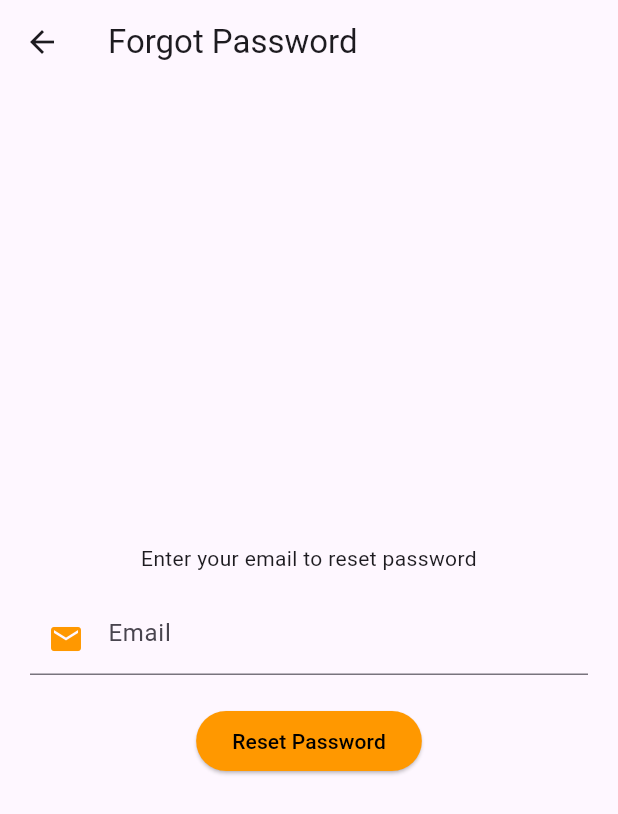
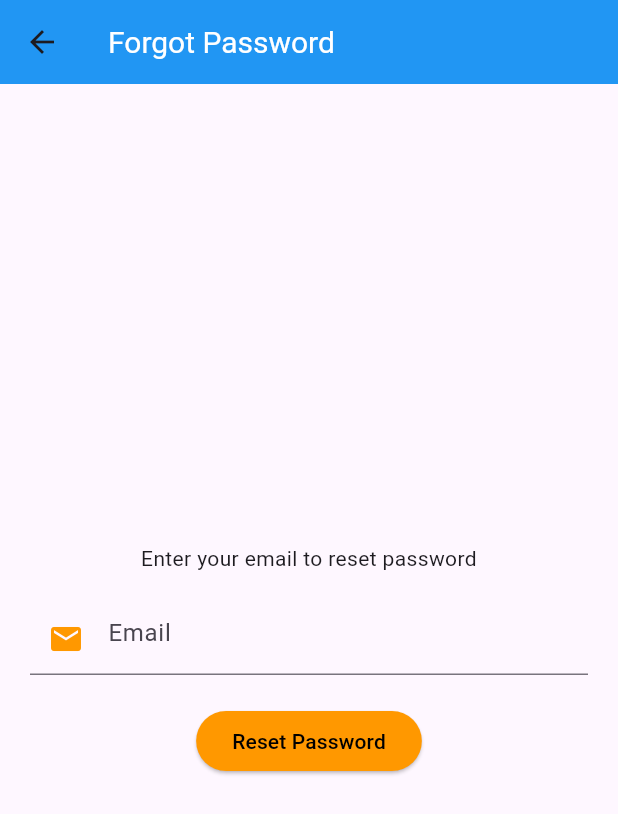
Before and after one commit to kowshik230102/CSE_Family, a Flutter app: the screen it shows after launch, after a tap on "LOGIN", after a tap on "Forgot password?", on a phone screen of 412 x 824 dp. Shown: the top 814 px of the screen. Run offline on Flutter 3.47's test engine with Material 3 defaults, Android fonts, the phone set to English and light mode, and no system bars; our stand-ins replace cloud_firestore, firebase_auth, firebase_core, firebase_storage, image_picker, permission_handler and 1 more; accounts and stored records are empty; network calls fail.

Commit message:
dark mode

```diff
--- a/lib/main.dart
+++ b/lib/main.dart
@@ -1,10 +1,11 @@
 import 'package:csefamily/Entry/login_page.dart';
 import 'package:flutter/material.dart';
-import 'package:firebase_core/firebase_core.dart'; // Required for Firebase
+import 'package:firebase_core/firebase_core.dart';
+import 'package:provider/provider.dart';
+import 'package:csefamily/theme/theme_provider.dart';
 import 'firebase_options.dart';
 
 void main() async {
-  // Ensure Flutter is initialized
   WidgetsFlutterBinding.ensureInitialized();
 
   // Initialize Firebase
@@ -12,7 +13,16 @@ void main() async {
     options: DefaultFirebaseOptions.currentPlatform,
   );
 
-  runApp(MyApp());
+  // Initialize theme provider and load preferences
+  final themeProvider = ThemeProvider();
+  await themeProvider.loadThemePreference();
+
+  runApp(
+    ChangeNotifierProvider.value(
+      value: themeProvider,
+      child: const MyApp(),
+    ),
+  );
 }
 
 class MyApp extends StatelessWidget {
@@ -20,9 +30,28 @@ class MyApp extends StatelessWidget {
 
   @override
   Widget build(BuildContext context) {
+    final themeProvider = Provider.of<ThemeProvider>(context);
+
     return MaterialApp(
       debugShowCheckedModeBanner: false,
-      home: LoginPage(), // Your login page
+      theme: ThemeData.light().copyWith(
+        // Customize light theme if needed
+        primaryColor: Colors.blue,
+        appBarTheme: const AppBarTheme(
+          color: Colors.blue,
+          titleTextStyle: TextStyle(color: Colors.white, fontSize: 20),
+        ),
+      ),
+      darkTheme: ThemeData.dark().copyWith(
+        // Customize dark theme if needed
+        primaryColor: Colors.blue[800],
+        appBarTheme: AppBarTheme(
+          color: Colors.blue[800],
+          titleTextStyle: const TextStyle(color: Colors.white, fontSize: 20),
+        ),
+      ),
+      themeMode: themeProvider.themeMode,
+      home: const LoginPage(),
     );
   }
 }
--- /dev/null
+++ b/lib/theme/theme_provider.dart
@@ -0,0 +1,39 @@
+import 'package:flutter/material.dart';
+import 'package:shared_preferences/shared_preferences.dart';
+
+class ThemeProvider with ChangeNotifier {
+  ThemeMode _themeMode = ThemeMode.light;
+  bool _isDark = false;
+
+  ThemeMode get themeMode => _themeMode;
+  bool get isDark => _isDark;
+
+  Future<void> loadThemePreference() async {
+    try {
+      final prefs = await SharedPreferences.getInstance();
+      _isDark = prefs.getBool('isDark') ?? false;
+      _themeMode = _isDark ? ThemeMode.dark : ThemeMode.light;
+      notifyListeners();
+    } catch (e) {
+      // Fallback to light theme if error occurs
+      _isDark = false;
+      _themeMode = ThemeMode.light;
+      notifyListeners();
+    }
+  }
+
+  Future<void> toggleTheme() async {
+    try {
+      _isDark = !_isDark;
+      _themeMode = _isDark ? ThemeMode.dark : ThemeMode.light;
+      notifyListeners();
+
+      final prefs = await SharedPreferences.getInstance();
+      await prefs.setBool('isDark', _isDark);
+    } catch (e) {
+      // Revert changes if error occurs
+      _isDark = !_isDark;
+      notifyListeners();
+    }
+  }
+}
--- a/pubspec.yaml
+++ b/pubspec.yaml
@@ -41,6 +41,7 @@ dependencies:
   image_picker: ^1.1.2
   permission_handler: ^11.4.0
   provider: ^6.1.4
+  shared_preferences: ^2.5.3
 
 dev_dependencies:
   flutter_test:
```
Also changed, not shown: lib/Homepage/Appbar/Menu_Bar.dart (+26 -25 lines), pubspec.lock, 1 other file.
